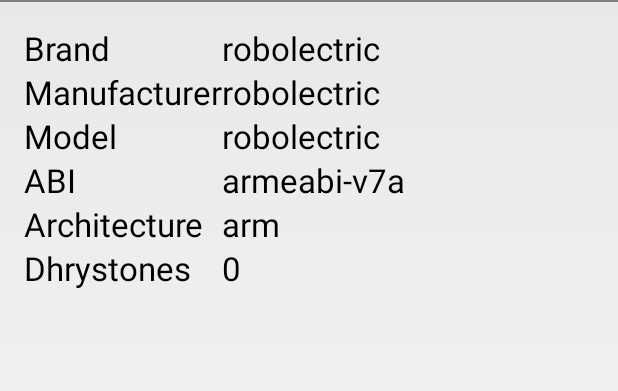
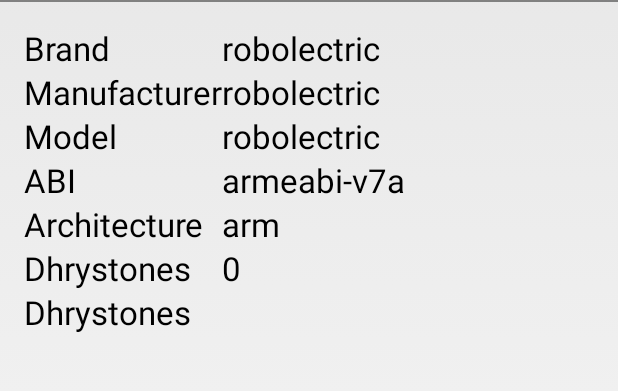
Before and after one commit to teknoraver/andhrystone, an Android app: the screen it shows after launch (MainActivity), on a phone screen of 412 x 824 dp, the part 36-427 px from its top. Run offline under Robolectric (Android 15) with nearby library versions, the phone set to English and light mode, and no system bars.

Commit message:
draft multithreaded implementation

```diff
--- a/app/src/main/java/net/teknoraver/andhrystone/MainActivity.java
+++ b/app/src/main/java/net/teknoraver/andhrystone/MainActivity.java
@@ -65,7 +65,7 @@ public class MainActivity extends Activity {
 		final TextView model = (TextView)findViewById(R.id.model);
 		final TextView abi = (TextView)findViewById(R.id.abi);
 		final TextView architecture = (TextView)findViewById(R.id.arch);
-		dhrystones = (TextView)findViewById(R.id.dhrystones);
+		dhrystones = (TextView)findViewById(R.id.dhrystones_st);
 
 		manufacturer.setText(Build.MANUFACTURER);
 		brand.setText(Build.BRAND);
--- a/app/src/main/res/layout/activity_main.xml
+++ b/app/src/main/res/layout/activity_main.xml
@@ -105,9 +105,25 @@
 			android:layout_width="fill_parent"
 			android:layout_height="wrap_content"
 			android:textAppearance="?android:attr/textAppearanceLarge"
-			android:id="@+id/dhrystones"
-			android:text="@string/running"
+			android:id="@+id/dhrystones_st"
 			android:layout_column="1"/>
 	</TableRow>
 
+	<TableRow
+	    android:layout_width="fill_parent"
+	    android:layout_height="wrap_content">
+		<TextView
+		    android:layout_width="wrap_content"
+		    android:layout_height="wrap_content"
+		    android:textAppearance="?android:attr/textAppearanceLarge"
+		    android:text="@string/dhry"
+		    android:layout_column="0"/>
+		<TextView
+		    android:layout_width="fill_parent"
+		    android:layout_height="wrap_content"
+		    android:textAppearance="?android:attr/textAppearanceLarge"
+		    android:id="@+id/dhrystones_mt"
+		    android:layout_column="1"/>
+	</TableRow>
+
 </TableLayout>
```
Also changed, not shown: 1 other file.
